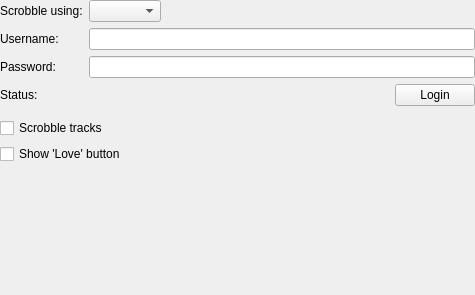
This is scrobbling/scrobblingsettings.ui in CDrummond/cantata as Qt 5 draws it before an edit. The edited form follows.
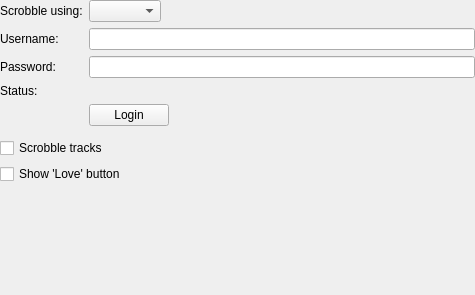
This is the edited form. Custom widgets are drawn as their Qt base class.

Commit message: Put Login button under status

```diff
--- a/scrobbling/scrobblingsettings.ui
+++ b/scrobbling/scrobblingsettings.ui
@@ -93,8 +93,6 @@
     </widget>
    </item>
    <item row="3" column="1">
-    <layout class="QHBoxLayout" name="horizontalLayout">
-     <item>
       <widget class="QLabel" name="loginStatusLabel">
        <property name="sizePolicy">
         <sizepolicy hsizetype="MinimumExpanding" vsizetype="Preferred">
@@ -107,7 +105,7 @@
        </property>
       </widget>
      </item>
-     <item>
+   <item row="4" column="1">
       <widget class="QPushButton" name="loginButton">
        <property name="sizePolicy">
         <sizepolicy hsizetype="Preferred" vsizetype="Fixed">
@@ -120,9 +118,7 @@
        </property>
       </widget>
      </item>
-    </layout>
-   </item>
-   <item row="4" column="0" colspan="2">
+   <item row="5" column="0" colspan="2">
     <widget class="MessageWidget" name="messageWidget">
      <property name="frameShape">
       <enum>QFrame::StyledPanel</enum>
@@ -132,24 +128,24 @@
      </property>
     </widget>
    </item>
-   <item row="5" column="0" colspan="2">
+   <item row="6" column="0" colspan="2">
     <widget class="QCheckBox" name="enableScrobbling">
      <property name="text">
       <string>Scrobble tracks</string>
      </property>
     </widget>
    </item>
-   <item row="6" column="0" colspan="2">
+   <item row="7" column="0" colspan="2">
     <widget class="QCheckBox" name="showLove">
      <property name="text">
       <string>Show 'Love' button</string>
      </property>
     </widget>
    </item>
-   <item row="7" column="0" colspan="2">
+   <item row="8" column="0" colspan="2">
     <widget class="NoteLabel" name="noteLabel"/>
    </item>
-   <item row="8" column="0">
+   <item row="9" column="0">
     <spacer name="verticalSpacer">
      <property name="orientation">
       <enum>Qt::Vertical</enum>
```
Left out of the diff: 5 changed lines with no effect on the pictures. Lines whose indentation alone changed are shown as unchanged. The commit also changes 1 other file.
